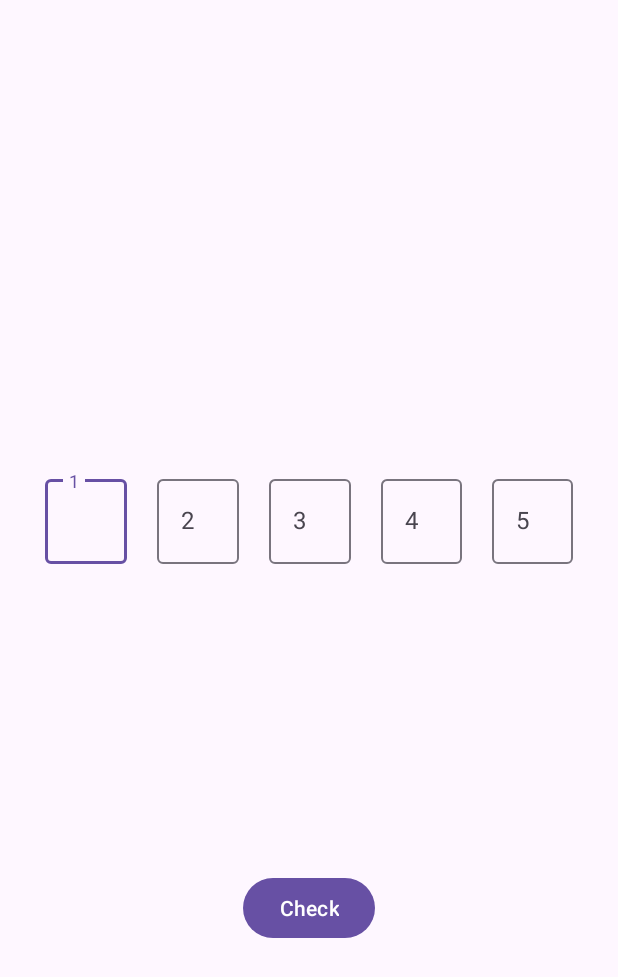
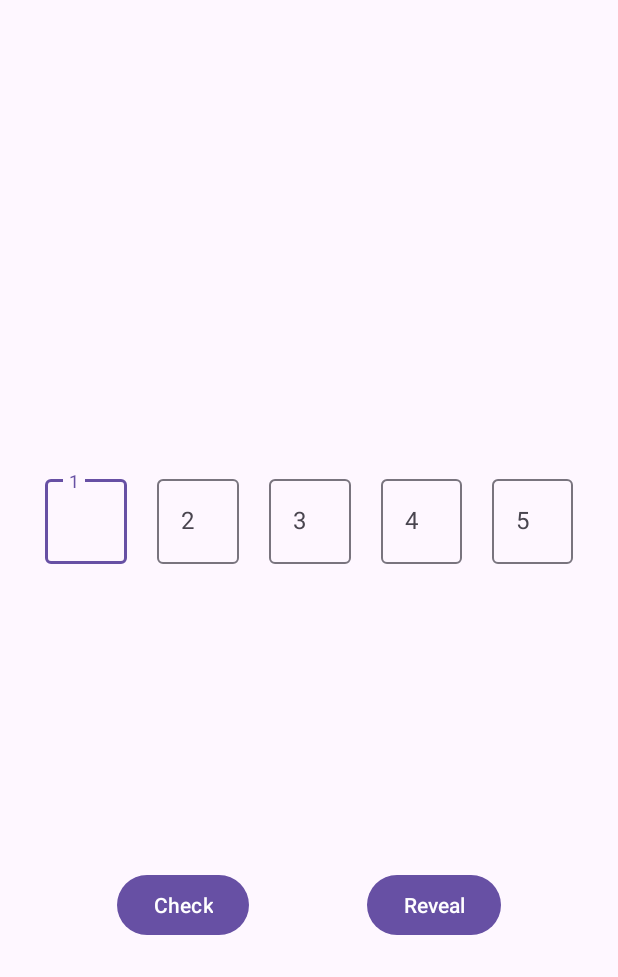
Before and after one commit to GaertnerK/WMC, an Android app: the screen it shows after launch (MainActivity), on a phone screen of 412 x 824 dp. Shown: the top 977 px of the screen. Run offline under Robolectric (Android 15) with nearby library versions, the phone set to English and light mode, and no system bars.

Commit message:
you can check or reveal the word

```diff
--- a/Minigame/app/src/main/java/at/htlgkr/minigame/Logic.java
+++ b/Minigame/app/src/main/java/at/htlgkr/minigame/Logic.java
@@ -7,6 +7,10 @@ public class Logic extends Words{
 
     public Logic(){
         word = new Word();
+    }
+
+    public Word getWord() {
+        return word;
     }
 
     public void setWord(){
@@ -25,8 +29,8 @@ public class Logic extends Words{
     }
 
     public String[] checkWord(String[] letters){
-        for (int i = 0; i < word.getLetters().length; i++){
-            if (!word.getLetters()[i].contains(letters[i])){
+        for (int i = 0; i < word.getLetters().length; i++) {
+            if (!word.getLetters()[i].contains(letters[i])) {
                 letters[i] = "";
             }
         }
--- a/Minigame/app/src/main/java/at/htlgkr/minigame/MiniGameFragment.java
+++ b/Minigame/app/src/main/java/at/htlgkr/minigame/MiniGameFragment.java
@@ -72,6 +72,14 @@ public class MiniGameFragment extends Fragment {
             }
         });
 
+        binding.btReveal.setOnClickListener(view -> {
+            int counter = 0;
+            for(String letter : logic.getWord().getLetters()){
+                editTexts[counter].setText(letter);
+                counter++;
+            }
+        });
+
         return binding.getRoot();
     }
 }
--- a/Minigame/app/src/main/java/at/htlgkr/minigame/Words.java
+++ b/Minigame/app/src/main/java/at/htlgkr/minigame/Words.java
@@ -4,7 +4,7 @@ public class Words {
     String[] words;
 
     public Words(){
-        words = new String[]{"Adler", "Affen", "Apfel", "Angel", "Autos", "Baum", "Biene", "Blume", "Brot", "Buch", "Chaos", "Clown", "Comic", "Dachs", "Dampf", "Draht", "Drums", "Ecken", "Eisig", "Erde", "Ernte", "Fahne", "Falke", "Faser", "Feuer", "Fuchs", "Farbe", "Garbe", "Gebet", "Geist", "Gelee", "Gabel", "Ganse", "Hafen", "Hafer", "Haare", "Haken", "Hase", "Helme", "Hirse", "Hotel", "Hund", "Hufte", "Kabel", "Kamel", "Kegel", "Kekse", "Kiste", "Klage", "Klare", "Knopf", "Knete", "Kohle", "Komma", "Korb", "Kralle", "Kufen", "Lager", "Lampe", "Lachs", "Lanze", "Laser", "Leben", "Leder", "Licht", "Lowen", "Loffel", "Magen", "Maler", "Mauer", "Melde", "Meile", "Minus", "Mond", "Moped", "Motor", "Nacht", "Nadel", "Nebel", "Niete", "Noten", "Nutze", "Orden", "Ozean", "Parka", "Piste", "Plage", "Poren", "Pulpe", "Quark", "Quell", "Raben", "Rasen", "Reife", "Reise", "Ring", "Ritter", "Rohre", "Raume", "Wolle"};
+        words = new String[]{"Adler", "Affen", "Apfel", "Angel", "Autos", "Biene", "Blume", "Clown", "Comic", "Dachs", "Dampf", "Draht", "Drums", "Ecken", "Eisig", "Ernte", "Fahne", "Falke", "Faser", "Feuer", "Fuchs", "Farbe", "Garbe", "Gebet", "Geist", "Gelee", "Gabel", "Hafen", "Hafer", "Haare", "Haken", "Helme", "Hirse", "Hotel", "Kabel", "Kamel", "Kegel", "Kekse", "Kiste", "Klage", "Klare", "Knopf", "Knete", "Kohle", "Komma", "Korb", "Kralle", "Kufen", "Lager", "Lampe", "Lachs", "Lanze", "Laser", "Leben", "Leder", "Licht", "Magen", "Maler", "Mauer", "Melde", "Meile", "Minus", "Moped", "Motor", "Nacht", "Nadel", "Nebel", "Niete", "Noten", "Nutze", "Orden", "Ozean", "Parka", "Piste", "Plage", "Poren", "Pulpe", "Quark", "Quell", "Raben", "Rasen", "Reife", "Reise", "Rohre", "Wolle"};
     }
 
     public String getOneWord(int i){
--- a/Minigame/app/src/main/res/layout/fragment_mini_game.xml
+++ b/Minigame/app/src/main/res/layout/fragment_mini_game.xml
@@ -105,7 +105,20 @@
         android:layout_height="wrap_content"
         android:text="Check"
         app:layout_constraintBottom_toBottomOf="parent"
+        app:layout_constraintEnd_toStartOf="@+id/btReveal"
+        app:layout_constraintHorizontal_bias="0.491"
+        app:layout_constraintStart_toStartOf="parent"
+        app:layout_constraintTop_toBottomOf="@+id/linearLayout"
+        app:layout_constraintVertical_bias="0.495" />
+
+    <Button
+        android:id="@+id/btReveal"
+        android:layout_width="wrap_content"
+        android:layout_height="wrap_content"
+        android:text="Reveal"
+        app:layout_constraintBottom_toBottomOf="parent"
         app:layout_constraintEnd_toEndOf="parent"
-        app:layout_constraintStart_toStartOf="parent"
-        app:layout_constraintTop_toBottomOf="@+id/linearLayout" />
+        app:layout_constraintStart_toEndOf="@+id/btCheck"
+        app:layout_constraintTop_toBottomOf="@+id/linearLayout"
+        app:layout_constraintVertical_bias="0.495" />
 </androidx.constraintlayout.widget.ConstraintLayout>
```
